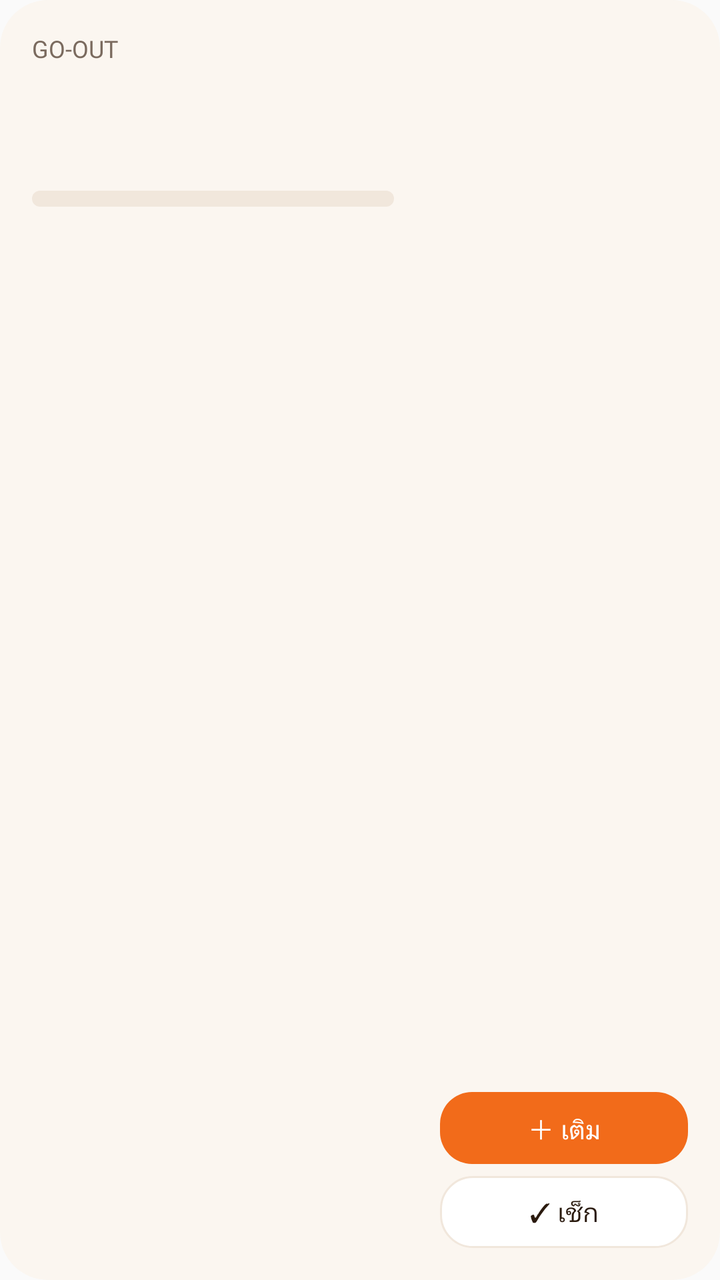
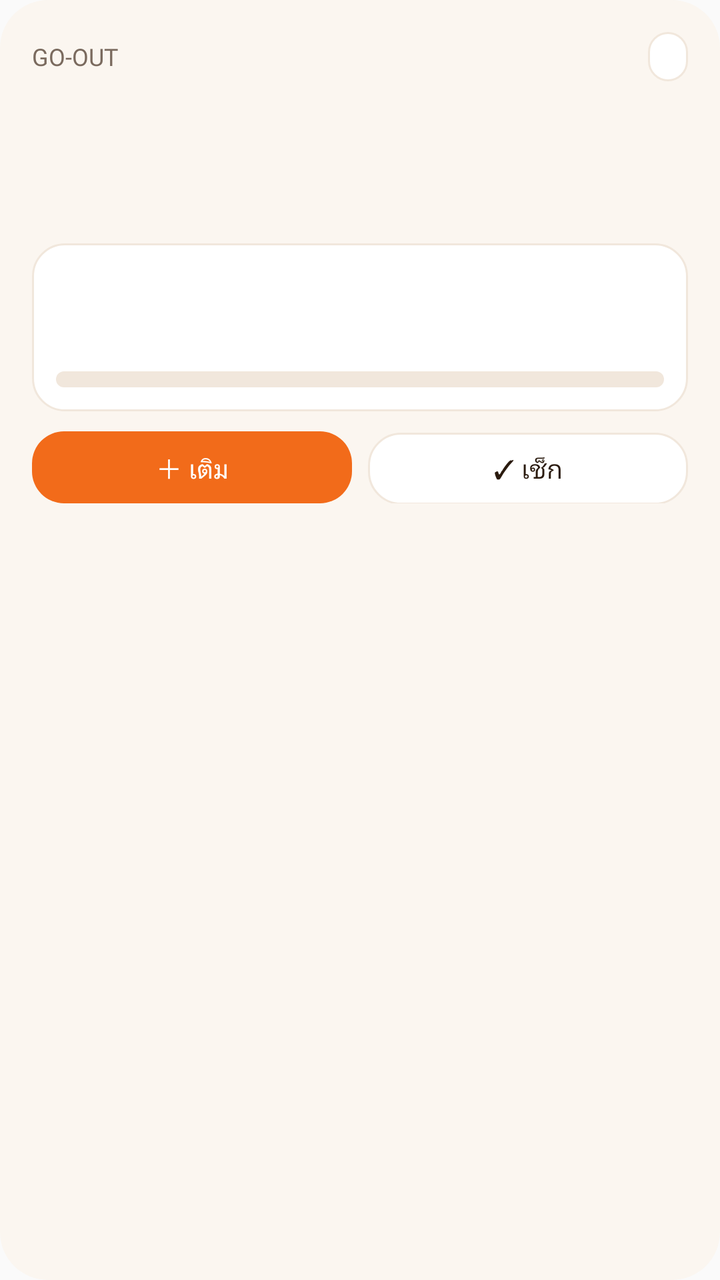

An Android layout rendered at two revisions. The XML below is the earlier revision; the diff shows what the commit changed to produce the second picture.
<!-- AndroidManifest.xml: application theme AppTheme -->
<!-- res/layout/widget_savings_4x2.xml -->
<?xml version="1.0" encoding="utf-8"?>
<LinearLayout xmlns:android="http://schemas.android.com/apk/res/android"
    android:id="@+id/w_card"
    android:layout_width="match_parent"
    android:layout_height="match_parent"
    android:orientation="horizontal"
    android:background="@drawable/widget_bg"
    android:padding="16dp">

    
    <LinearLayout
        android:layout_width="0dp"
        android:layout_height="match_parent"
        android:layout_weight="1"
        android:orientation="vertical">

        <TextView
            android:id="@+id/w_room"
            android:layout_width="match_parent"
            android:layout_height="wrap_content"
            android:fontFamily="@font/ibm_plex_sans_thai_semibold"
            android:textColor="@color/widget_ink_muted"
            android:textSize="12sp"
            android:maxLines="1"
            android:ellipsize="end"
            android:text="@string/app_name" />

        <TextView
            android:id="@+id/w_saved"
            android:layout_width="match_parent"
            android:layout_height="wrap_content"
            android:layout_marginTop="3dp"
            android:fontFamily="@font/ibm_plex_sans_thai_semibold"
            android:textColor="@color/widget_ink"
            android:textSize="24sp"
            android:maxLines="1"
            android:ellipsize="end" />

        <TextView
            android:id="@+id/w_savedsub"
            android:layout_width="match_parent"
            android:layout_height="wrap_content"
            android:fontFamily="@font/ibm_plex_sans_thai_regular"
            android:textColor="@color/widget_ink_muted"
            android:textSize="11sp"
            android:maxLines="1"
            android:ellipsize="end" />

        
        <LinearLayout
            android:layout_width="match_parent"
            android:layout_height="wrap_content"
            android:layout_marginTop="9dp"
            android:gravity="center_vertical"
            android:orientation="horizontal">

            <ProgressBar
                android:id="@+id/w_progress"
                style="?android:attr/progressBarStyleHorizontal"
                android:layout_width="0dp"
                android:layout_height="8dp"
                android:layout_weight="1"
                android:max="100"
                android:progressDrawable="@drawable/widget_progress" />

            <TextView
                android:id="@+id/w_pct"
                android:layout_width="wrap_content"
                android:layout_height="wrap_content"
                android:layout_marginStart="9dp"
                android:fontFamily="@font/ibm_plex_mono_semibold"
                android:textColor="@color/widget_ink"
                android:textSize="12sp" />
        </LinearLayout>

        <TextView
            android:id="@+id/w_togo"
            android:layout_width="match_parent"
            android:layout_height="wrap_content"
            android:layout_marginTop="5dp"
            android:fontFamily="@font/ibm_plex_sans_thai_regular"
            android:textColor="@color/widget_brand_deep"
            android:textSize="11sp"
            android:maxLines="1"
            android:ellipsize="end" />
    </LinearLayout>

    
    <LinearLayout
        android:layout_width="124dp"
        android:layout_height="match_parent"
        android:layout_marginStart="14dp"
        android:orientation="vertical">

        <TextView
            android:id="@+id/w_streak"
            android:layout_width="match_parent"
            android:layout_height="wrap_content"
            android:fontFamily="@font/ibm_plex_mono_semibold"
            android:gravity="end"
            android:textColor="@color/widget_brand_deep"
            android:textSize="13sp" />

        <TextView
            android:layout_width="match_parent"
            android:layout_height="0dp"
            android:layout_weight="1" />

        <TextView
            android:id="@+id/w_add"
            android:layout_width="match_parent"
            android:layout_height="36dp"
            android:background="@drawable/widget_btn_primary"
            android:fontFamily="@font/ibm_plex_sans_thai_semibold"
            android:gravity="center"
            android:textColor="@color/widget_surface"
            android:textSize="13sp"
            android:text="@string/widget_add" />

        <TextView
            android:id="@+id/w_check"
            android:layout_width="match_parent"
            android:layout_height="36dp"
            android:layout_marginTop="6dp"
            android:background="@drawable/widget_btn"
            android:fontFamily="@font/ibm_plex_sans_thai_semibold"
            android:gravity="center"
            android:textColor="@color/widget_ink"
            android:textSize="13sp"
            android:text="@string/widget_check" />
    </LinearLayout>
</LinearLayout>
<!-- resources referenced by this layout -->
<resources>
  <color name="widget_brand_deep">#8E3F0D</color>
  <color name="widget_ink">#2A1A0E</color>
  <color name="widget_ink_muted">#7A6A5E</color>
  <color name="widget_surface">#FFFFFF</color>
  <!-- drawable widget_bg (drawable) -->
  <?xml version="1.0" encoding="utf-8"?>
  <shape xmlns:android="http://schemas.android.com/apk/res/android"
      android:shape="rectangle">
      <solid android:color="@color/widget_bg" />
      <corners android:radius="24dp" />
  </shape>
  <!-- drawable widget_btn (drawable) -->
  <?xml version="1.0" encoding="utf-8"?>
  <shape xmlns:android="http://schemas.android.com/apk/res/android"
      android:shape="rectangle">
      <solid android:color="@color/widget_surface" />
      <corners android:radius="16dp" />
      <stroke android:width="1dp" android:color="@color/widget_well" />
  </shape>
  <!-- drawable widget_btn_primary (drawable) -->
  <?xml version="1.0" encoding="utf-8"?>
  <shape xmlns:android="http://schemas.android.com/apk/res/android"
      android:shape="rectangle">
      <solid android:color="@color/widget_brand" />
      <corners android:radius="16dp" />
  </shape>
  <!-- drawable widget_progress (drawable) -->
  <?xml version="1.0" encoding="utf-8"?>
  <layer-list xmlns:android="http://schemas.android.com/apk/res/android">
      <item android:id="@android:id/background">
          <shape android:shape="rectangle">
              <solid android:color="@color/widget_well" />
              <corners android:radius="6dp" />
          </shape>
      </item>
      <item android:id="@android:id/progress">
          <clip>
              <shape android:shape="rectangle">
                  <solid android:color="@color/widget_brand" />
                  <corners android:radius="6dp" />
              </shape>
          </clip>
      </item>
  </layer-list>
  <string name="app_name">GO-OUT</string>
  <string name="widget_add">＋ เติม</string>
  <string name="widget_check">✓ เช็ก</string>
  <style name="AppTheme" parent="Theme.AppCompat.Light.DarkActionBar">
          
          <item name="colorPrimary">@color/colorPrimary</item>
          <item name="colorPrimaryDark">@color/colorPrimaryDark</item>
          <item name="colorAccent">@color/colorAccent</item>
      </style>
  <color name="widget_bg">#FBF6F0</color>
  <color name="widget_well">#F1E7DC</color>
  <color name="widget_brand">#F26B1A</color>
</resources>

<!-- the commit's change to res/layout/widget_savings_4x2.xml (unified diff, before → after) -->
@@ -3,130 +3,169 @@
     android:id="@+id/w_card"
     android:layout_width="match_parent"
     android:layout_height="match_parent"
-    android:orientation="horizontal"
+    android:orientation="vertical"
     android:background="@drawable/widget_bg"
     android:padding="16dp">
 
-    
     <LinearLayout
-        android:layout_width="0dp"
-        android:layout_height="match_parent"
-        android:layout_weight="1"
-        android:orientation="vertical">
+        android:layout_width="match_parent"
+        android:layout_height="wrap_content"
+        android:gravity="center_vertical"
+        android:orientation="horizontal">
 
         <TextView
             android:id="@+id/w_room"
+            android:layout_width="0dp"
+            android:layout_height="wrap_content"
+            android:layout_weight="1"
+            android:ellipsize="end"
+            android:fontFamily="@font/ibm_plex_sans_thai_semibold"
+            android:maxLines="1"
+            android:text="@string/app_name"
+            android:textColor="@color/widget_ink_muted"
+            android:textSize="12sp" />
+
+        <TextView
+            android:id="@+id/w_chip"
+            android:layout_width="wrap_content"
+            android:layout_height="wrap_content"
+            android:background="@drawable/widget_btn"
+            android:ellipsize="end"
+            android:fontFamily="@font/ibm_plex_mono_semibold"
+            android:maxLines="1"
+            android:paddingLeft="10dp"
+            android:paddingTop="5dp"
+            android:paddingRight="10dp"
+            android:paddingBottom="5dp"
+            android:textColor="@color/widget_brand_deep"
+            android:textSize="11sp" />
+    </LinearLayout>
+
+    <LinearLayout
+        android:layout_width="match_parent"
+        android:layout_height="wrap_content"
+        android:layout_marginTop="10dp"
+        android:baselineAligned="true"
+        android:gravity="bottom"
+        android:orientation="horizontal">
+
+        <TextView
+            android:id="@+id/w_due"
+            android:layout_width="wrap_content"
+            android:layout_height="wrap_content"
+            android:ellipsize="end"
+            android:fontFamily="@font/ibm_plex_sans_thai_semibold"
+            android:maxLines="1"
+            android:textColor="@color/widget_ink"
+            android:textSize="30sp" />
+
+        <TextView
+            android:id="@+id/w_due_label"
+            android:layout_width="0dp"
+            android:layout_height="wrap_content"
+            android:layout_marginStart="8dp"
+            android:layout_marginBottom="2dp"
+            android:layout_weight="1"
+            android:ellipsize="end"
+            android:fontFamily="@font/ibm_plex_sans_thai_semibold"
+            android:maxLines="1"
+            android:textColor="@color/widget_brand_deep"
+            android:textSize="12sp" />
+    </LinearLayout>
+
+    <TextView
+        android:id="@+id/w_support"
+        android:layout_width="match_parent"
+        android:layout_height="wrap_content"
+        android:layout_marginTop="4dp"
+        android:ellipsize="end"
+        android:fontFamily="@font/ibm_plex_sans_thai_regular"
+        android:maxLines="1"
+        android:textColor="@color/widget_ink_muted"
+        android:textSize="11sp" />
+
+    <LinearLayout
+        android:layout_width="match_parent"
+        android:layout_height="wrap_content"
+        android:layout_marginTop="12dp"
+        android:background="@drawable/widget_btn"
+        android:orientation="vertical"
+        android:padding="12dp">
+
+        <LinearLayout
             android:layout_width="match_parent"
             android:layout_height="wrap_content"
-            android:fontFamily="@font/ibm_plex_sans_thai_semibold"
-            android:textColor="@color/widget_ink_muted"
-            android:textSize="12sp"
-            android:maxLines="1"
-            android:ellipsize="end"
-            android:text="@string/app_name" />
+            android:gravity="center_vertical"
+            android:orientation="horizontal">
+
+            <TextView
+                android:id="@+id/w_saved_label"
+                android:layout_width="0dp"
+                android:layout_height="wrap_content"
+                android:layout_weight="1"
+                android:fontFamily="@font/ibm_plex_sans_thai_semibold"
+                android:textColor="@color/widget_ink_muted"
+                android:textSize="10sp" />
+
+            <TextView
+                android:id="@+id/w_pct"
+                android:layout_width="wrap_content"
+                android:layout_height="wrap_content"
+                android:fontFamily="@font/ibm_plex_mono_semibold"
+                android:textColor="@color/widget_brand_deep"
+                android:textSize="11sp" />
+        </LinearLayout>
 
         <TextView
             android:id="@+id/w_saved"
             android:layout_width="match_parent"
             android:layout_height="wrap_content"
-            android:layout_marginTop="3dp"
+            android:layout_marginTop="4dp"
+            android:ellipsize="end"
             android:fontFamily="@font/ibm_plex_sans_thai_semibold"
+            android:maxLines="1"
             android:textColor="@color/widget_ink"
-            android:textSize="24sp"
-            android:maxLines="1"
-            android:ellipsize="end" />
+            android:textSize="18sp" />
+
+        <ProgressBar
+            android:id="@+id/w_progress"
+            style="?android:attr/progressBarStyleHorizontal"
+            android:layout_width="match_parent"
+            android:layout_height="8dp"
+            android:layout_marginTop="9dp"
+            android:max="100"
+            android:progressDrawable="@drawable/widget_progress" />
+    </LinearLayout>
+
+    <LinearLayout
+        android:layout_width="match_parent"
+        android:layout_height="wrap_content"
+        android:layout_marginTop="10dp"
+        android:orientation="horizontal">
 
         <TextView
-            android:id="@+id/w_savedsub"
-            android:layout_width="match_parent"
-            android:layout_height="wrap_content"
-            android:fontFamily="@font/ibm_plex_sans_thai_regular"
-            android:textColor="@color/widget_ink_muted"
-            android:textSize="11sp"
-            android:maxLines="1"
-            android:ellipsize="end" />
-
-        
-        <LinearLayout
-            android:layout_width="match_parent"
-            android:layout_height="wrap_content"
-            android:layout_marginTop="9dp"
-            android:gravity="center_vertical"
-            android:orientation="horizontal">
-
-            <ProgressBar
-                android:id="@+id/w_progress"
-                style="?android:attr/progressBarStyleHorizontal"
-                android:layout_width="0dp"
-                android:layout_height="8dp"
-                android:layout_weight="1"
-                android:max="100"
-                android:progressDrawable="@drawable/widget_progress" />
-
-            <TextView
-                android:id="@+id/w_pct"
-                android:layout_width="wrap_content"
-                android:layout_height="wrap_content"
-                android:layout_marginStart="9dp"
-                android:fontFamily="@font/ibm_plex_mono_semibold"
-                android:textColor="@color/widget_ink"
-                android:textSize="12sp" />
-        </LinearLayout>
-
-        <TextView
-            android:id="@+id/w_togo"
-            android:layout_width="match_parent"
-            android:layout_height="wrap_content"
-            android:layout_marginTop="5dp"
-            android:fontFamily="@font/ibm_plex_sans_thai_regular"
-            android:textColor="@color/widget_brand_deep"
-            android:textSize="11sp"
-            android:maxLines="1"
-            android:ellipsize="end" />
-    </LinearLayout>
-
-    
-    <LinearLayout
-        android:layout_width="124dp"
-        android:layout_height="match_parent"
-        android:layout_marginStart="14dp"
-        android:orientation="vertical">
-
-        <TextView
-            android:id="@+id/w_streak"
-            android:layout_width="match_parent"
-            android:layout_height="wrap_content"
-            android:fontFamily="@font/ibm_plex_mono_semibold"
-            android:gravity="end"
-            android:textColor="@color/widget_brand_deep"
+            android:id="@+id/w_add"
+            android:layout_width="0dp"
+            android:layout_height="36dp"
+            android:layout_weight="1"
+            android:background="@drawable/widget_btn_primary"
+            android:fontFamily="@font/ibm_plex_sans_thai_semibold"
+            android:gravity="center"
+            android:text="@string/widget_add"
+            android:textColor="@color/widget_surface"
             android:textSize="13sp" />
 
         <TextView
-            android:layout_width="match_parent"
-            android:layout_height="0dp"
-            android:layout_weight="1" />
-
-        <TextView
-            android:id="@+id/w_add"
-            android:layout_width="match_parent"
+            android:id="@+id/w_check"
+            android:layout_width="0dp"
             android:layout_height="36dp"
-            android:background="@drawable/widget_btn_primary"
-            android:fontFamily="@font/ibm_plex_sans_thai_semibold"
-            android:gravity="center"
-            android:textColor="@color/widget_surface"
-            android:textSize="13sp"
-            android:text="@string/widget_add" />
-
-        <TextView
-            android:id="@+id/w_check"
-            android:layout_width="match_parent"
-            android:layout_height="36dp"
-            android:layout_marginTop="6dp"
+            android:layout_marginStart="8dp"
+            android:layout_weight="1"
             android:background="@drawable/widget_btn"
             android:fontFamily="@font/ibm_plex_sans_thai_semibold"
             android:gravity="center"
+            android:text="@string/widget_check"
             android:textColor="@color/widget_ink"
-            android:textSize="13sp"
-            android:text="@string/widget_check" />
+            android:textSize="13sp" />
     </LinearLayout>
 </LinearLayout>
